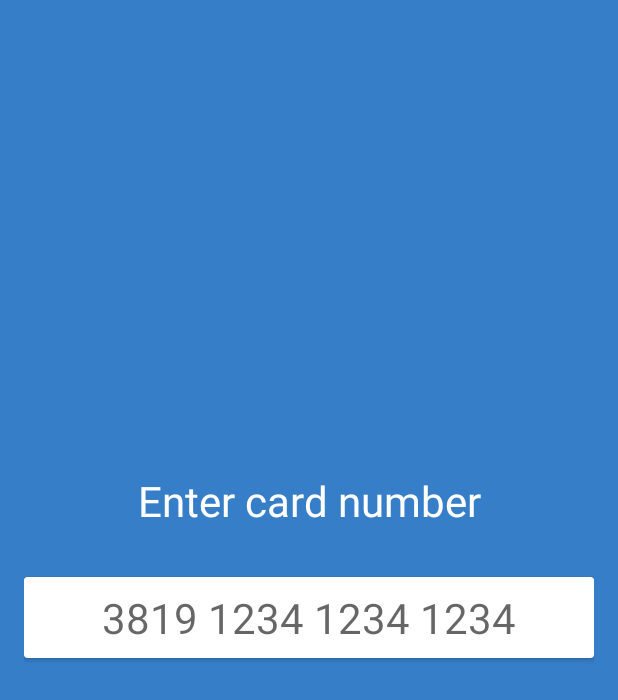
After one commit to hsson/card-balance-app, an Android app: the fragment AppFirstRunAddCardFragment shown on its own in the app's theme, on a phone screen of 412 x 824 dp. The commit adds this screen. Shown: the top 700 px of the screen. Run offline under Robolectric (Android 15) with nearby library versions, the phone set to English and light mode, and no system bars; libraries missing offline, so code that uses them is left out: com.github.paolorotolo.appintro; 1 statement that could not run was skipped.

Commit message:
Adds basics for adding new card

```diff
--- a/app/src/main/AndroidManifest.xml
+++ b/app/src/main/AndroidManifest.xml
@@ -29,6 +29,8 @@
             android:theme="@style/AppTheme.Transparent.StatusBar" />
         <activity android:name=".controller.AppUpgradedFromLegacyActivity"
             android:theme="@style/AppTheme" />
+        <activity android:name=".controller.AppFirstRunActivity"
+            android:theme="@style/AppTheme" />
 
         <receiver
             android:name=".receiver.BootReceiver"
--- /dev/null
+++ b/app/src/main/java/se/creotec/chscardbalance2/controller/AppFirstRunAddCardFragment.kt
@@ -0,0 +1,56 @@
+package se.creotec.chscardbalance2.controller
+
+import android.os.Bundle
+import android.support.v4.app.Fragment
+import android.text.InputFilter
+import android.view.LayoutInflater
+import android.view.View
+import android.view.ViewGroup
+import android.widget.EditText
+import android.widget.Toast
+import com.github.paolorotolo.appintro.ISlidePolicy
+import se.creotec.chscardbalance2.Constants
+import se.creotec.chscardbalance2.R
+import se.creotec.chscardbalance2.util.CardNumberMask
+
+class AppFirstRunAddCardFragment : Fragment(), ISlidePolicy {
+
+    private var cardNumberEdit: EditText? = null
+
+    override fun onCreate(savedInstanceState: Bundle?) {
+        super.onCreate(savedInstanceState)
+    }
+
+    override fun onCreateView(inflater: LayoutInflater, container: ViewGroup?,
+                              savedInstanceState: Bundle?): View? {
+        // Inflate the layout for this fragment
+        val view = inflater.inflate(R.layout.fragment_app_first_run_add_card, container, false)
+        cardNumberEdit = view.findViewById(R.id.card_number_edit) as EditText
+        cardNumberEdit?.addTextChangedListener(CardNumberMask())
+        // Make max length = total number of digits in card number + spaces between with good formatting
+        val filters = Array<InputFilter>(1, { _ -> InputFilter.LengthFilter(Constants.CARD_NUMBER_LENGTH + 3) })
+        cardNumberEdit?.filters = filters
+        return view
+    }
+
+    override fun isPolicyRespected(): Boolean {
+        cardNumberEdit?.let {
+            val cardNumber = it.text.toString().replace(" ", "")
+            println(cardNumber)
+        }
+        return false
+    }
+
+    override fun onUserIllegallyRequestedNextPage() {
+        Toast.makeText(activity, "Card is invalid", Toast.LENGTH_LONG).show()
+    }
+
+    companion object {
+        fun newInstance(): AppFirstRunAddCardFragment {
+            val fragment = AppFirstRunAddCardFragment()
+            val args = Bundle()
+            fragment.arguments = args
+            return fragment
+        }
+    }
+}
--- a/app/src/main/java/se/creotec/chscardbalance2/controller/SplashActivity.kt
+++ b/app/src/main/java/se/creotec/chscardbalance2/controller/SplashActivity.kt
@@ -26,6 +26,10 @@ class SplashActivity : AppCompatActivity() {
     override fun onCreate(savedInstanceState: Bundle?) {
         super.onCreate(savedInstanceState)
 
+        val firstRunIntent = Intent(this, AppFirstRunActivity::class.java)
+        startActivity(firstRunIntent)
+        finish()
+        return
         when (runState) {
             SplashActivity.RunState.NORMAL -> {
                 // Do nothing special
--- /dev/null
+++ b/app/src/main/java/se/creotec/chscardbalance2/util/CardNumberMask.kt
@@ -0,0 +1,40 @@
+// Copyright (c) 2017 Alexander Håkansson
+//
+// This software is released under the MIT License.
+// https://opensource.org/licenses/MIT
+package se.creotec.chscardbalance2.util
+
+import android.text.Editable
+import android.text.TextUtils
+import android.text.TextWatcher
+
+// TODO: Make perfect
+class CardNumberMask : TextWatcher {
+    override fun afterTextChanged(s: Editable?) {
+        if (s == null) {
+            return
+        }
+        // Remove spacing char
+        if (s.isNotEmpty() && s.length % 5 == 0) {
+            val c = s[s.length - 1]
+            if (space == c) {
+                s.delete(s.length - 1, s.length)
+            }
+        }
+        // Insert char where needed.
+        if (s.isNotEmpty() && (s.length % 5) == 0) {
+            val c: Char = s[s.length - 1]
+            // Only if its a digit where there should be a space we insert a space
+            if (Character.isDigit(c) && TextUtils.split(s.toString(), space.toString()).size <= 3) {
+                s.insert(s.length - 1, space.toString())
+            }
+        }
+    }
+
+    override fun beforeTextChanged(s: CharSequence?, start: Int, count: Int, after: Int) {}
+    override fun onTextChanged(s: CharSequence?, start: Int, before: Int, count: Int) {}
+
+    companion object {
+        private val space: Char = ' '
+    }
+}
--- /dev/null
+++ b/app/src/main/res/layout/fragment_app_first_run_add_card.xml
@@ -0,0 +1,48 @@
+<RelativeLayout
+    xmlns:android="http://schemas.android.com/apk/res/android"
+    xmlns:tools="http://schemas.android.com/tools"
+    android:layout_width="match_parent"
+    android:layout_height="match_parent"
+    android:background="@color/color_primary_dark"
+    tools:context="se.creotec.chscardbalance2.controller.AppFirstRunAddCardFragment"
+    android:padding="16dp">
+
+    <android.support.v7.widget.CardView
+        android:id="@+id/card_number_edit_parent"
+        android:layout_width="match_parent"
+        android:layout_height="wrap_content"
+        android:layout_centerInParent="true">
+        <EditText
+            android:id="@+id/card_number_edit"
+            android:layout_width="match_parent"
+            android:layout_height="wrap_content"
+            android:gravity="center"
+            android:layout_margin="8dp"
+            android:textSize="28sp"
+            android:hint="@string/card_number_hint"
+            android:background="@android:color/transparent"
+            android:inputType="number"
+            android:digits="0123456789 " />
+    </android.support.v7.widget.CardView>
+
+    <TextView
+        android:layout_width="match_parent"
+        android:layout_height="wrap_content"
+        android:text="@string/card_number_prompt"
+        android:gravity="center"
+        android:layout_above="@id/card_number_edit_parent"
+        android:textColor="@android:color/white"
+        android:textSize="28sp"
+        android:layout_marginBottom="32dp"/>
+
+    <ProgressBar
+        android:id="@+id/card_number_edit_progress"
+        style="?android:attr/progressBarStyleLarge"
+        android:visibility="invisible"
+        android:layout_width="wrap_content"
+        android:layout_height="wrap_content"
+        android:layout_below="@id/card_number_edit_parent"
+        android:layout_centerHorizontal="true"
+        android:layout_marginTop="32dp"/>
+
+</RelativeLayout>
--- a/app/src/main/res/values/strings.xml
+++ b/app/src/main/res/values/strings.xml
@@ -17,9 +17,15 @@
     <string name="upgraded_slide_3_title">New Features</string>
     <string name="upgraded_slide_3_desc">More detailed information about restaurants!</string>
 
+    <string name="card_number_hint" translatable="false">3819 1234 1234 1234</string>
+    <string name="card_number_prompt">Enter card number</string>
+
     <string name="action_connect">Connect</string>
     <string name="action_retry">Retry</string>
     <string name="error_no_internet">Not connected to the internet</string>
     <string name="error_card_failed">Updating the card failed</string>
     <string name="error_menu_failed">Updating the food menu failed</string>
+
+    <!-- TODO: Remove or change this placeholder text -->
+    <string name="hello_blank_fragment">Hello blank fragment</string>
 </resources>
```
Also changed, not shown: app/src/main/java/se/creotec/chscardbalance2/controller/AppFirstRunActivity.kt (added, +38 -0 lines).
